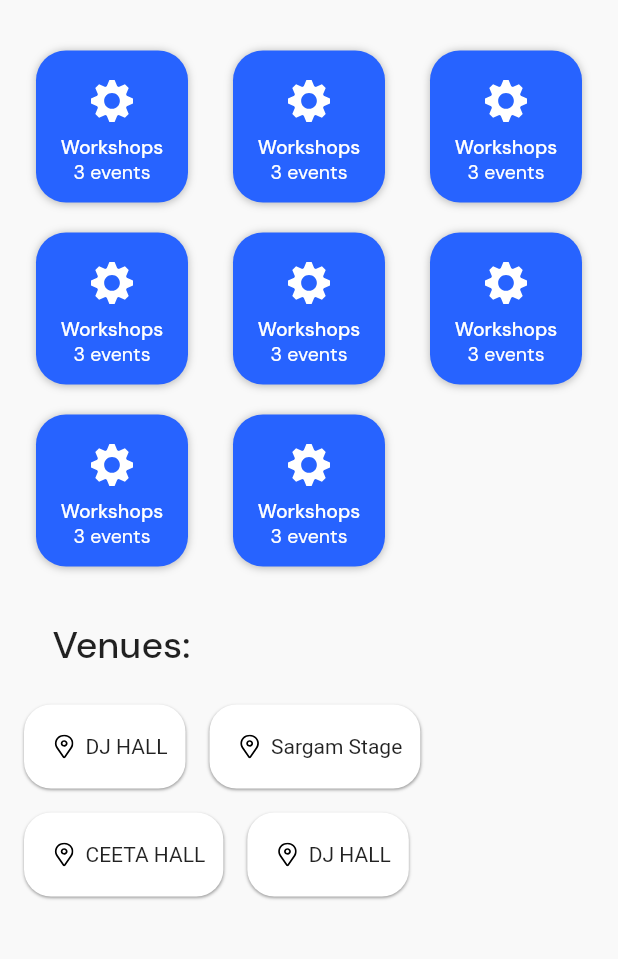
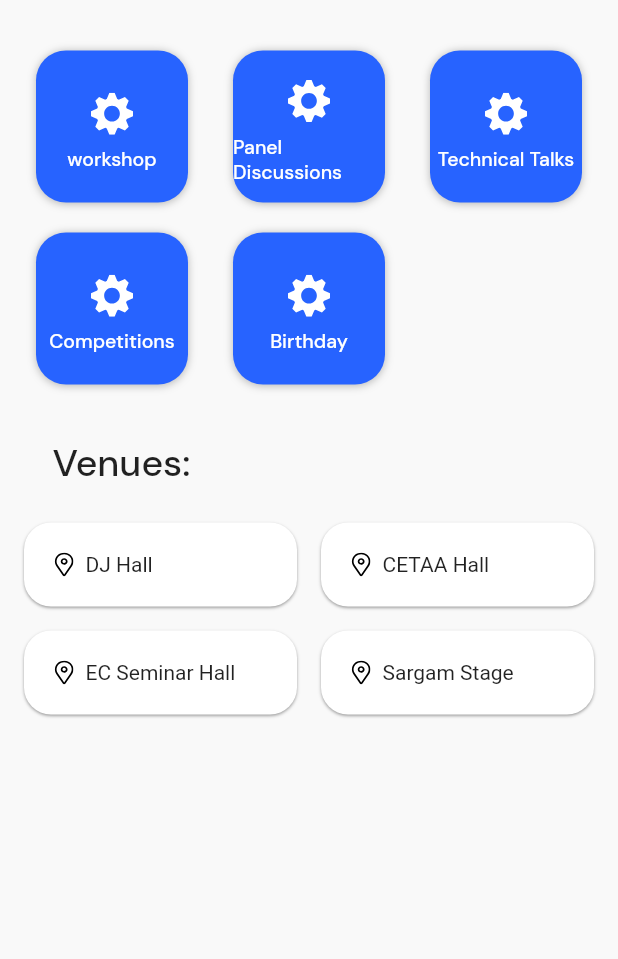
Before and after one commit to abhijithgkrishna/user_iedc, a Flutter app: the CategoriesPage screen opened directly, on a phone screen of 412 x 824 dp, the part 80-1039 px from its top. Run offline on Flutter 3.47's test engine with Material 2 defaults, Android fonts, the phone set to English and light mode, and no system bars; our stand-ins replace bloc, flutter_bloc, flutter_svg, freezed_annotation, google_fonts; missing offline and left inert: flutter_sanity.

Commit message:
filter upon venue and category

```diff
--- a/lib/models/categorymodel/categories.dart
+++ /dev/null
@@ -1,16 +0,0 @@
-import 'package:freezed_annotation/freezed_annotation.dart';
-
-part 'categories.freezed.dart';
-part 'categories.g.dart';
-
-@freezed
-class Categories with _$Categories {
-  const factory Categories({
-    @JsonKey(name: "_id")
-    required String id,
-    @JsonKey(name: "categoryname")
-    required String categoryname,
-  }) = _Categories;
-
-  factory Categories.fromJson(Map<String, dynamic> json) => _$CategoriesFromJson(json);
-}
--- a/lib/models/eventmodel/events.dart
+++ b/lib/models/eventmodel/events.dart
@@ -1,6 +1,4 @@
 import 'package:freezed_annotation/freezed_annotation.dart';
-import 'package:user_iedc/models/categorymodel/categories.dart';
-import 'package:user_iedc/models/venuemodel/venues.dart';
 
 part 'events.g.dart';
 part 'events.freezed.dart';
--- a/lib/models/venuemodel/venues.dart
+++ /dev/null
@@ -1,16 +0,0 @@
-import 'package:freezed_annotation/freezed_annotation.dart';
-
-part 'venues.g.dart';
-part 'venues.freezed.dart';
-
-@freezed
-class Venues with _$Venues {
-  const factory Venues({
-    @JsonKey(name: "_id")
-    required String id,
-    @JsonKey(name: "venuename")
-    required String venuename,
-  }) = _Venues;
-
-  factory Venues.fromJson(Map<String, dynamic> json) => _$VenuesFromJson(json);
-}
--- a/lib/pages/categories_page.dart
+++ b/lib/pages/categories_page.dart
@@ -1,10 +1,15 @@
 import 'package:flutter/material.dart';
+import 'package:flutter_staggered_grid_view/flutter_staggered_grid_view.dart';
 import 'package:flutter_svg/svg.dart';
 import 'package:google_fonts/google_fonts.dart';
+import 'package:user_iedc/utils/category_list.dart';
+
+import '../widgets/event-categories.dart';
 
 class CategoriesPage extends StatelessWidget {
-  const CategoriesPage({super.key});
+  CategoriesPage({super.key});
 
+  final List categories = Categories;
   @override
   Widget build(BuildContext context) {
     return Scaffold(
@@ -45,24 +50,13 @@ class CategoriesPage extends StatelessWidget {
               const SizedBox(
                 height: 15,
               ),
-              const Row(
+              StaggeredGrid.count(
+                crossAxisCount: 2,
                 children: [
-                  VenueWidget(
-                    location: 'DJ HALL',
-                  ),
-                  VenueWidget(
-                    location: 'Sargam Stage',
-                  )
-                ],
-              ),
-              const Row(
-                children: [
-                  VenueWidget(
-                    location: 'CEETA HALL',
-                  ),
-                  VenueWidget(
-                    location: 'DJ HALL',
-                  )
+                  VenueWidget(location: 'DJ Hall'),
+                  VenueWidget(location: 'CETAA Hall'),
+                  VenueWidget(location: 'EC Seminar Hall'),
+                  VenueWidget(location: 'Sargam Stage'),
                 ],
               )
             ],
@@ -84,6 +78,20 @@ class VenueWidget extends StatelessWidget {
   Widget build(BuildContext context) {
     return Padding(
       padding: const EdgeInsets.all(8.0),
+      child: InkWell(
+        onTap: () {
+          showDialog(
+            context: context,
+            builder: (context) => Dialog(
+              shape: RoundedRectangleBorder(
+                  borderRadius: BorderRadius.circular(28)),
+              child: CategoriesEvent(
+                categoryname: location,
+                isCategory: false,
+              ),
+            ),
+          );
+        },
         child: Container(
           decoration: BoxDecoration(
               color: Colors.white,
@@ -105,6 +113,7 @@ class VenueWidget extends StatelessWidget {
             ),
           ),
         ),
+      ),
     );
   }
 }
@@ -116,6 +125,7 @@ class CategoryGridWidget extends StatelessWidget {
 
   @override
   Widget build(BuildContext context) {
+    final List categories = Categories;
     return Padding(
       padding: const EdgeInsets.all(16.0),
       child: GridView.count(
@@ -124,8 +134,19 @@ class CategoryGridWidget extends StatelessWidget {
         mainAxisSpacing: 20,
         crossAxisSpacing: 30,
         children: List.generate(
-          8,
-          (index) => Container(
+          categories.length,
+          (index) => InkWell(
+            onTap: () {
+              showDialog(
+                  context: context,
+                  builder: (context) => Dialog(
+                        shape: RoundedRectangleBorder(
+                            borderRadius: BorderRadius.circular(28)),
+                        child: CategoriesEvent(
+                            categoryname: categories[index], isCategory: true),
+                      ));
+            },
+            child: Container(
               height: 110,
               width: 96,
               decoration: BoxDecoration(
@@ -145,17 +166,10 @@ class CategoryGridWidget extends StatelessWidget {
                     child: SvgPicture.asset('assets/gear1.svg'),
                   ),
                   Text(
-                  'Workshops',
+                    categories[index],
                     style: GoogleFonts.dmSans(
                         fontSize: 13,
                         fontWeight: FontWeight.w500,
-                      color: Colors.white),
-                ),
-                Text(
-                  '3 events',
-                  style: GoogleFonts.dmSans(
-                      fontSize: 13,
-                      fontWeight: FontWeight.w400,
                         color: Colors.white),
                   ),
                 ],
@@ -163,6 +177,7 @@ class CategoryGridWidget extends StatelessWidget {
             ),
           ),
         ),
+      ),
     );
   }
 }
--- /dev/null
+++ b/lib/utils/category_list.dart
@@ -0,0 +1,7 @@
+final List Categories = [
+  'workshop',
+  'Panel Discussions',
+  'Technical Talks',
+  'Competitions',
+  'Birthday'
+];
--- /dev/null
+++ b/lib/utils/venue_list.dart
@@ -0,0 +1 @@
+final List Venues = ['CETAA Hall', 'Sargam Stage', 'Seminal Hall'];
--- a/lib/widgets/app_bar.dart
+++ b/lib/widgets/app_bar.dart
@@ -1,5 +1,4 @@
 import 'package:flutter/material.dart';
-import 'package:flutter_svg/svg.dart';
 import 'package:google_fonts/google_fonts.dart';
 
 class AppBarWidget extends StatelessWidget {
--- a/pubspec.yaml
+++ b/pubspec.yaml
@@ -34,6 +34,7 @@ dependencies:
     sdk: flutter
   flutter_bloc: ^8.1.3
   flutter_sanity: ^1.1.0
+  flutter_staggered_grid_view: ^0.7.0
   flutter_svg: ^2.0.7
   freezed_annotation: ^2.4.1
   google_fonts: ^4.0.1
```
Also changed, not shown: lib/home_bloc/home_bloc.dart (+9 -19 lines), lib/main.dart (+1 -6 lines), lib/pages/Deleted_Home_Page.dart (deleted, +0 -279 lines), lib/pages/EventLister.dart (+14 -5 lines), lib/pages/home_page.dart (+5 -18 lines), lib/widgets/category_tile.dart (+23 -9 lines), lib/widgets/event-categories.dart (+47 -29 lines), lib/widgets/event_card.dart (+13 -10 lines), lib/widgets/ongoing_events.dart (+41 -12 lines), lib/widgets/pop-up.dart (+21 -29 lines), lib/models/categorymodel/categories.freezed.dart (deleted), lib/models/categorymodel/categories.g.dart (deleted), lib/models/venuemodel/venues.freezed.dart (deleted), lib/models/venuemodel/venues.g.dart (deleted), 1 more files. Lines whose indentation alone changed are shown as unchanged.
